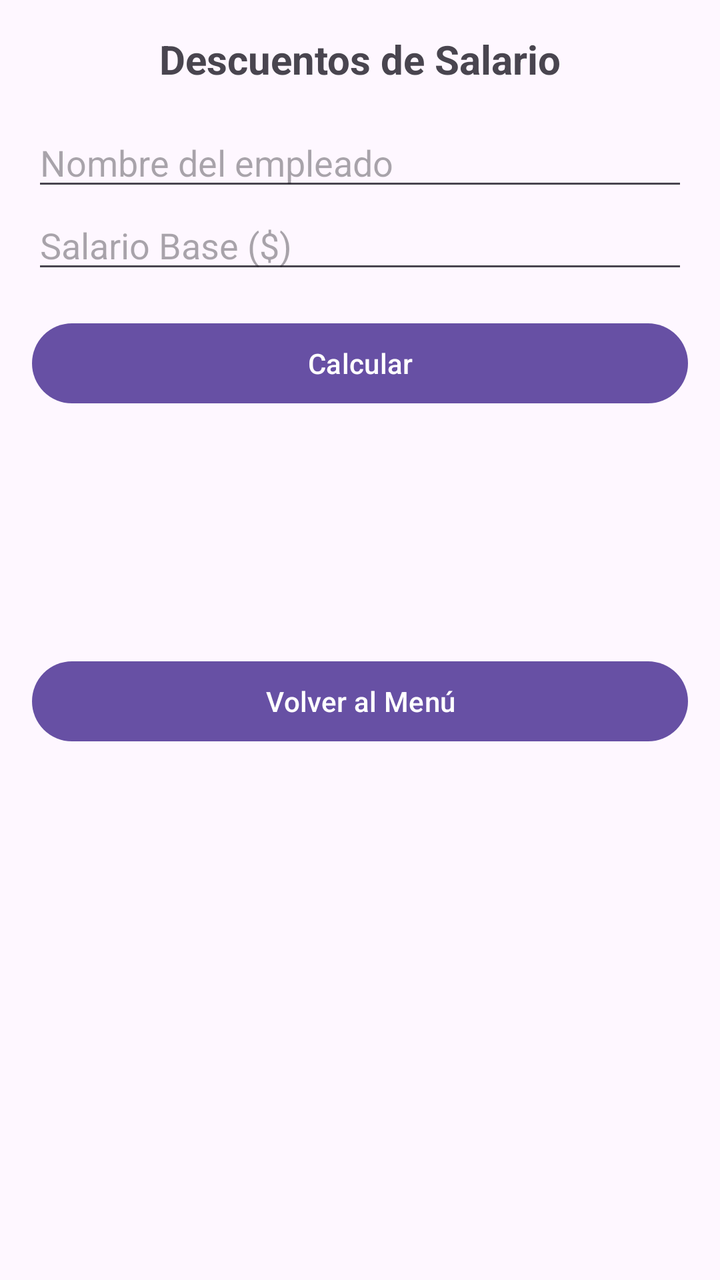
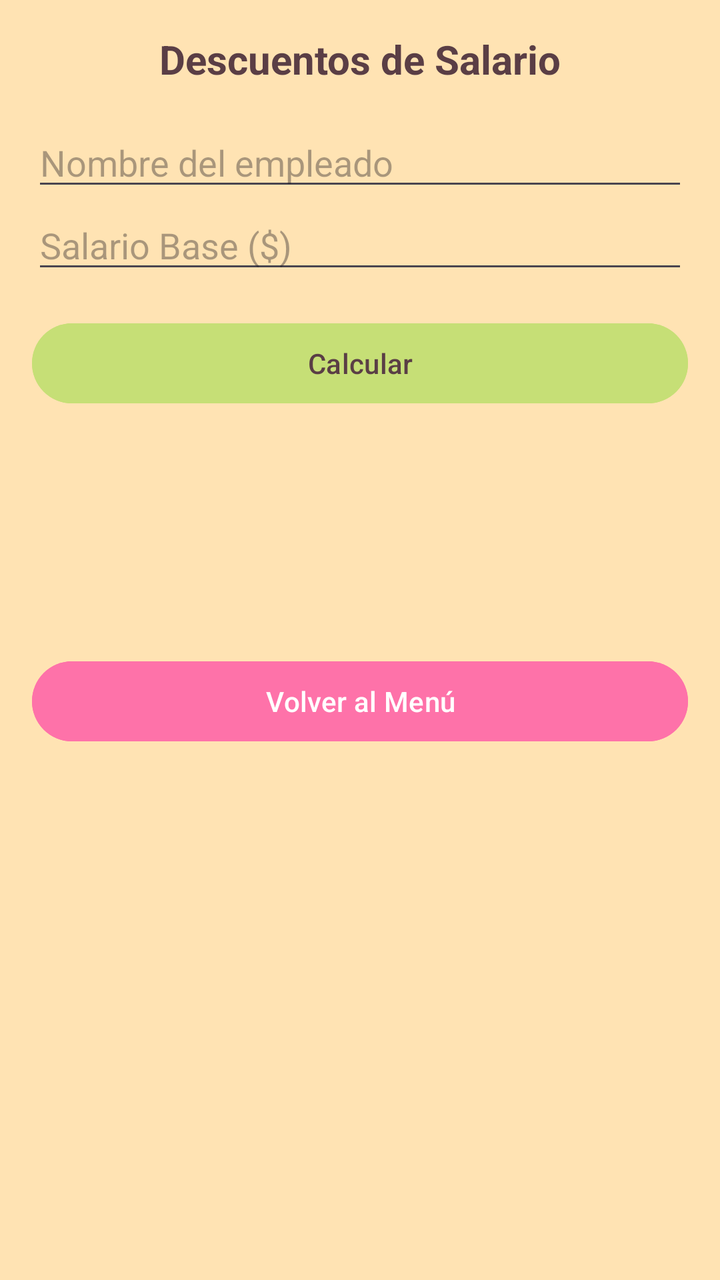

Compare the two renders of this Android layout. The source of the first and the diff that turns it into the second are given below.
<!-- AndroidManifest.xml: application theme Theme.Desafio1_DSM -->
<!-- res/layout/activity_descuentos.xml -->
<?xml version="1.0" encoding="utf-8"?>
<ScrollView xmlns:android="http://schemas.android.com/apk/res/android"
    android:layout_width="match_parent"
    android:layout_height="match_parent"
    android:padding="@dimen/padding_standard">

    <LinearLayout
        android:layout_width="match_parent"
        android:layout_height="wrap_content"
        android:orientation="vertical">

        <TextView
            android:layout_width="match_parent"
            android:layout_height="wrap_content"
            android:text="@string/title_salario"
            android:textSize="@dimen/text_size_title"
            android:textStyle="bold"
            android:gravity="center"
            android:layout_marginBottom="@dimen/margin_medium"/>

        <EditText
            android:id="@+id/etNombreEmpleado"
            android:layout_width="match_parent"
            android:layout_height="wrap_content"
            android:hint="@string/hint_nombre_empleado"
            android:inputType="textPersonName"/>

        <EditText
            android:id="@+id/etSalarioBase"
            android:layout_width="match_parent"
            android:layout_height="wrap_content"
            android:hint="@string/hint_salario_base"
            android:inputType="numberDecimal"/>

        <Button
            android:id="@+id/btnCalcularSalario"
            android:layout_width="match_parent"
            android:layout_height="wrap_content"
            android:text="@string/btn_calcular"
            android:layout_marginTop="@dimen/margin_medium"/>

        <TextView
            android:id="@+id/tvSalarioBruto"
            android:layout_width="match_parent"
            android:layout_height="wrap_content"
            android:textColor="@color/salario_bruto"
            android:textSize="18sp"
            android:layout_marginTop="12dp"/>

        <TextView
            android:id="@+id/tvDescuentos"
            android:layout_width="match_parent"
            android:layout_height="wrap_content"
            android:textColor="@color/descuento"
            android:textSize="16sp"
            android:layout_marginTop="8dp"/>

        <TextView
            android:id="@+id/tvSalarioNeto"
            android:layout_width="match_parent"
            android:layout_height="wrap_content"
            android:textColor="@color/salario_neto"
            android:textSize="20sp"
            android:textStyle="bold"
            android:layout_marginTop="12dp"/>

        <Button
            android:id="@+id/btnVolverSalario"
            android:layout_width="match_parent"
            android:layout_height="wrap_content"
            android:text="@string/btn_volver"
            android:layout_marginTop="@dimen/margin_medium"/>

    </LinearLayout>
</ScrollView>
<!-- resources referenced by this layout -->
<resources>
  <color name="descuento">#D32F2F</color>
  <color name="salario_bruto">#1976D2</color>
  <color name="salario_neto">#388E3C</color>
  <dimen name="margin_medium">16dp</dimen>
  <dimen name="padding_standard">16dp</dimen>
  <dimen name="text_size_title">20sp</dimen>
  <string name="btn_calcular">Calcular</string>
  <string name="btn_volver">Volver al Menú</string>
  <string name="hint_nombre_empleado">Nombre del empleado</string>
  <string name="hint_salario_base">Salario Base ($)</string>
  <string name="title_salario">Descuentos de Salario</string>
  <style name="Theme.Desafio1_DSM" parent="Base.Theme.Desafio1_DSM" />
  <style name="Base.Theme.Desafio1_DSM" parent="Theme.Material3.DayNight.NoActionBar">
          
          
      </style>
</resources>

<!-- the commit's change to res/layout/activity_descuentos.xml (unified diff, before → after) -->
@@ -2,6 +2,7 @@
 <ScrollView xmlns:android="http://schemas.android.com/apk/res/android"
     android:layout_width="match_parent"
     android:layout_height="match_parent"
+    android:background="@color/fondo"
     android:padding="@dimen/padding_standard">
 
     <LinearLayout
@@ -16,6 +17,7 @@
             android:textSize="@dimen/text_size_title"
             android:textStyle="bold"
             android:gravity="center"
+            android:textColor="@color/texto_titulo"
             android:layout_marginBottom="@dimen/margin_medium"/>
 
         <EditText
@@ -37,7 +39,9 @@
             android:layout_width="match_parent"
             android:layout_height="wrap_content"
             android:text="@string/btn_calcular"
-            android:layout_marginTop="@dimen/margin_medium"/>
+            android:layout_marginTop="@dimen/margin_medium"
+            android:backgroundTint="@color/verdecito"
+            android:textColor="@color/texto_titulo"/>
 
         <TextView
             android:id="@+id/tvSalarioBruto"
@@ -69,7 +73,9 @@
             android:layout_width="match_parent"
             android:layout_height="wrap_content"
             android:text="@string/btn_volver"
-            android:layout_marginTop="@dimen/margin_medium"/>
+            android:layout_marginTop="@dimen/margin_medium"
+            android:backgroundTint="@color/rosita"
+            android:textColor="@color/texto_botones"/>
 
     </LinearLayout>
 </ScrollView>
<!-- resource entries referenced after the edit -->
@@ -1,8 +1,13 @@
 <!-- resources referenced by this layout -->
 <resources>
   <color name="descuento">#D32F2F</color>
+  <color name="fondo">#FFE3B3</color>
+  <color name="rosita">#FE72A9</color>
   <color name="salario_bruto">#1976D2</color>
   <color name="salario_neto">#388E3C</color>
+  <color name="texto_botones">#FFFFFFFF</color>
+  <color name="texto_titulo">#5A3E45</color>
+  <color name="verdecito">#C6DF76</color>
   <dimen name="margin_medium">16dp</dimen>
   <dimen name="padding_standard">16dp</dimen>
   <dimen name="text_size_title">20sp</dimen>
